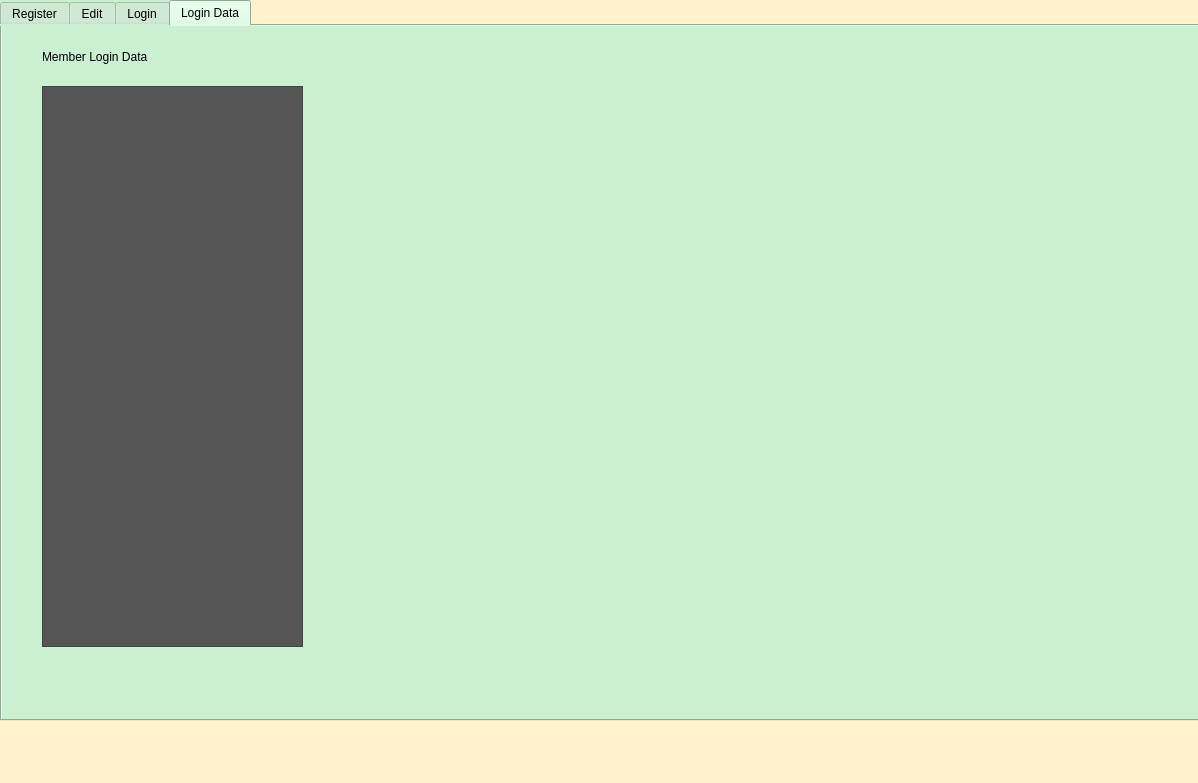
Old version of the form gym.ui in the repository francisganapin/Gym-System-7-13-2024.
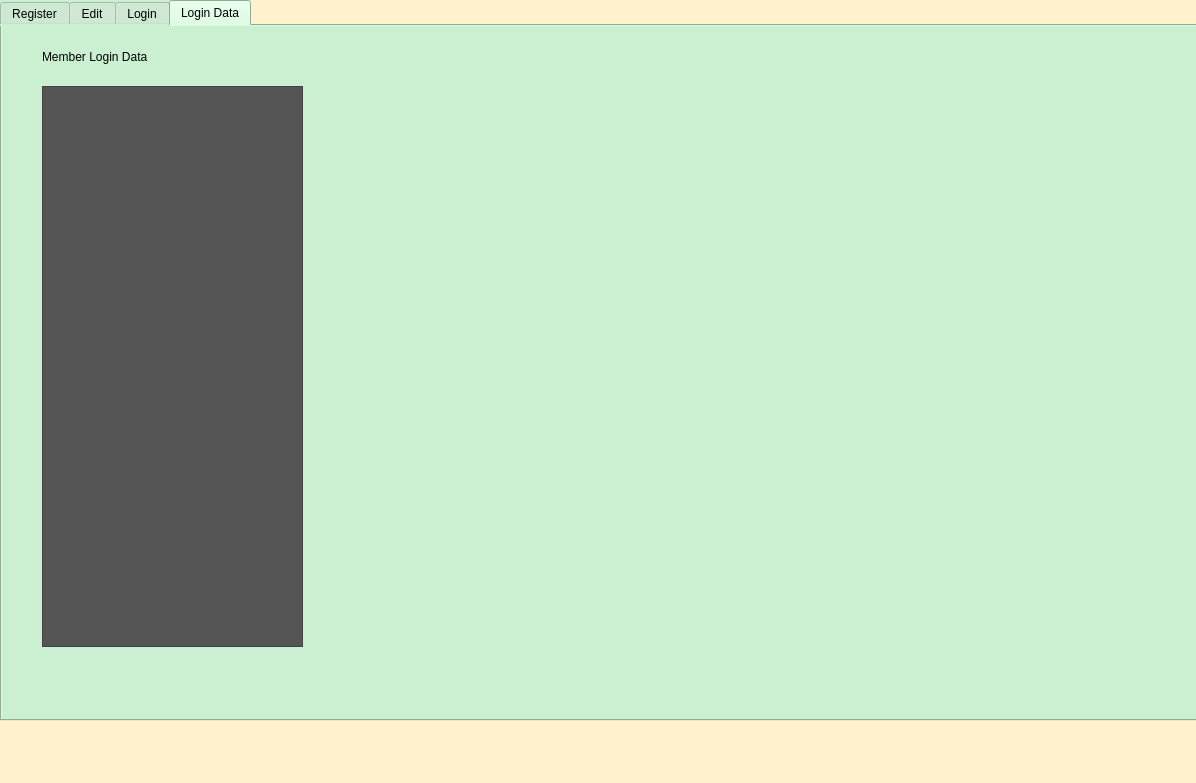
New version of the form. The open tabs and pages were chosen to show the change.

Patch:
```diff
--- a/gym.ui
+++ b/gym.ui
@@ -6,7 +6,7 @@
    <rect>
     <x>0</x>
     <y>0</y>
-    <width>1198</width>
+    <width>1196</width>
     <height>783</height>
    </rect>
   </property>
```
Left out of the diff: 2 changed lines with no effect on the pictures.
